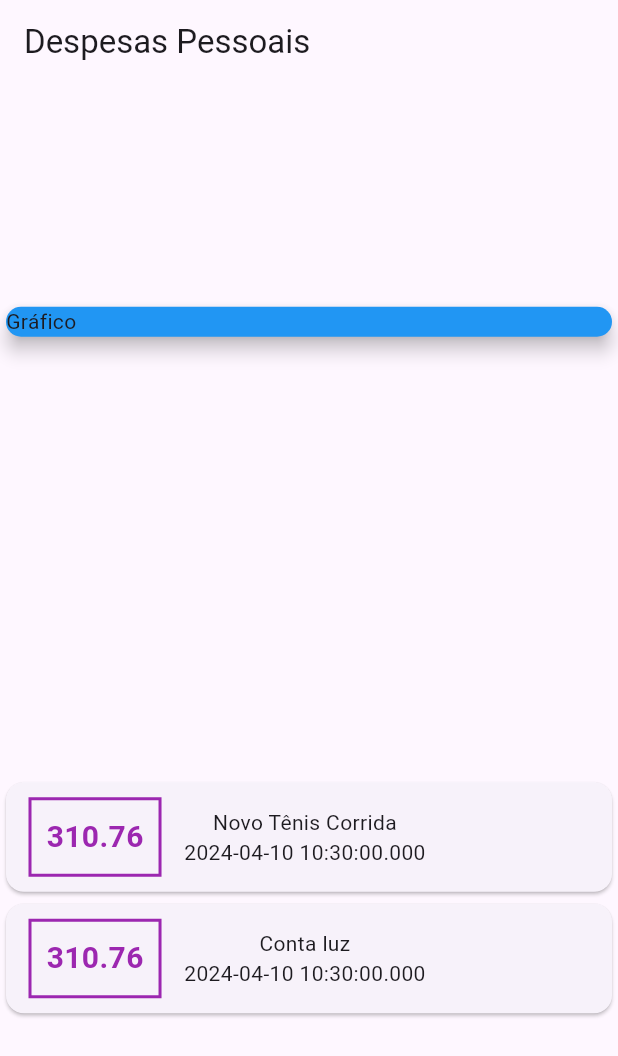
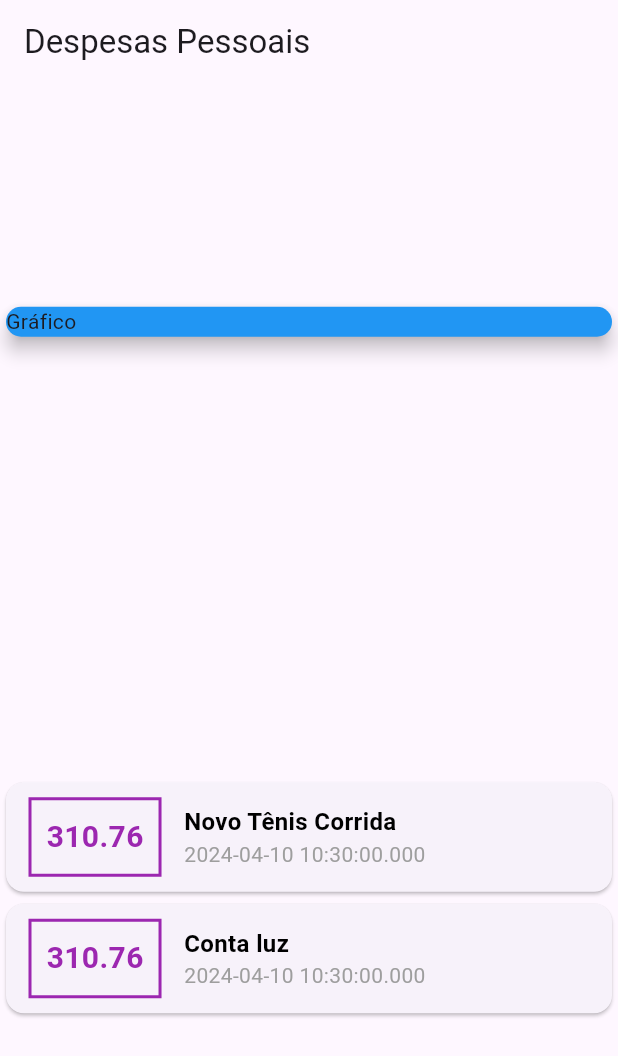
Before and after one commit to adevalter/expenses, a Flutter app: the screen it shows after launch, on a phone screen of 412 x 824 dp. Shown: the top 1056 px of the screen. Run offline on Flutter 3.47's test engine with Material 3 defaults, Android fonts, the phone set to English and light mode, and no system bars.

Commit message:
aplicado estilo e alinhamento no titulo e data

```diff
--- a/lib/main.dart
+++ b/lib/main.dart
@@ -66,9 +66,17 @@ class MyHomePage extends StatelessWidget {
                         ),
                       ),
                       Column(
+                        crossAxisAlignment: CrossAxisAlignment.start,
                         children: <Widget>[
-                          Text(tr.title),
-                          Text(tr.date.toString()),
+                          Text(
+                            tr.title,
+                            style: const TextStyle(
+                                fontWeight: FontWeight.bold,
+                                fontSize: 16,
+                                color: Colors.black),
+                          ),
+                          Text(tr.date.toString(),
+                              style: const TextStyle(color: Colors.grey)),
                         ],
                       )
                     ],
```
